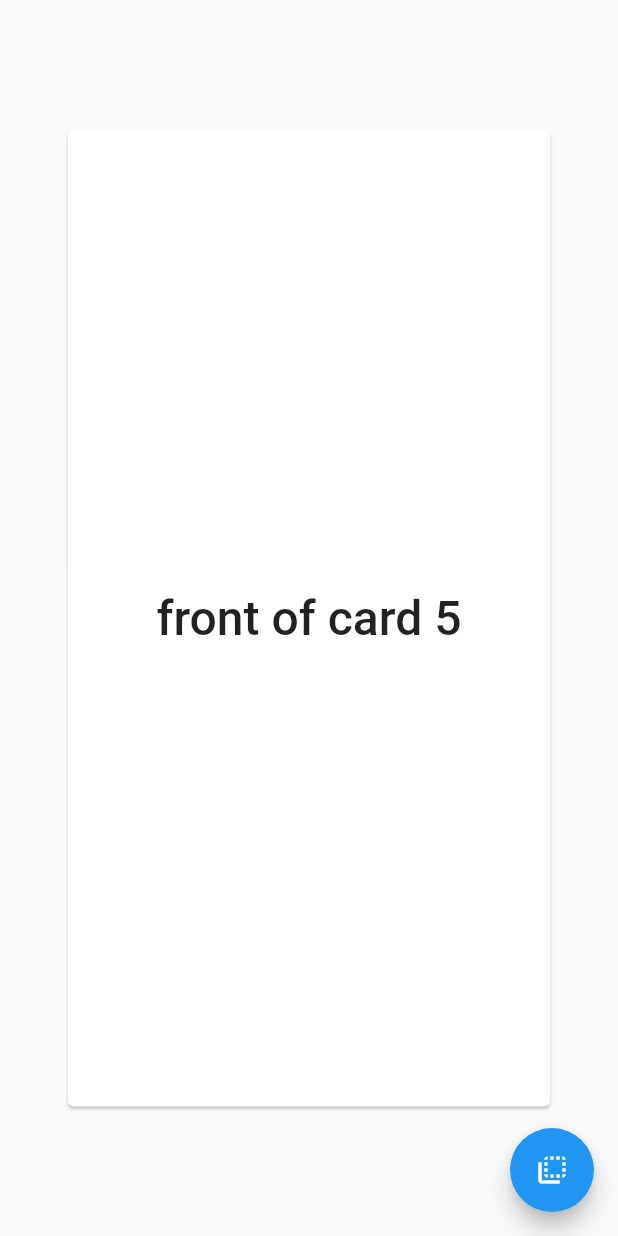
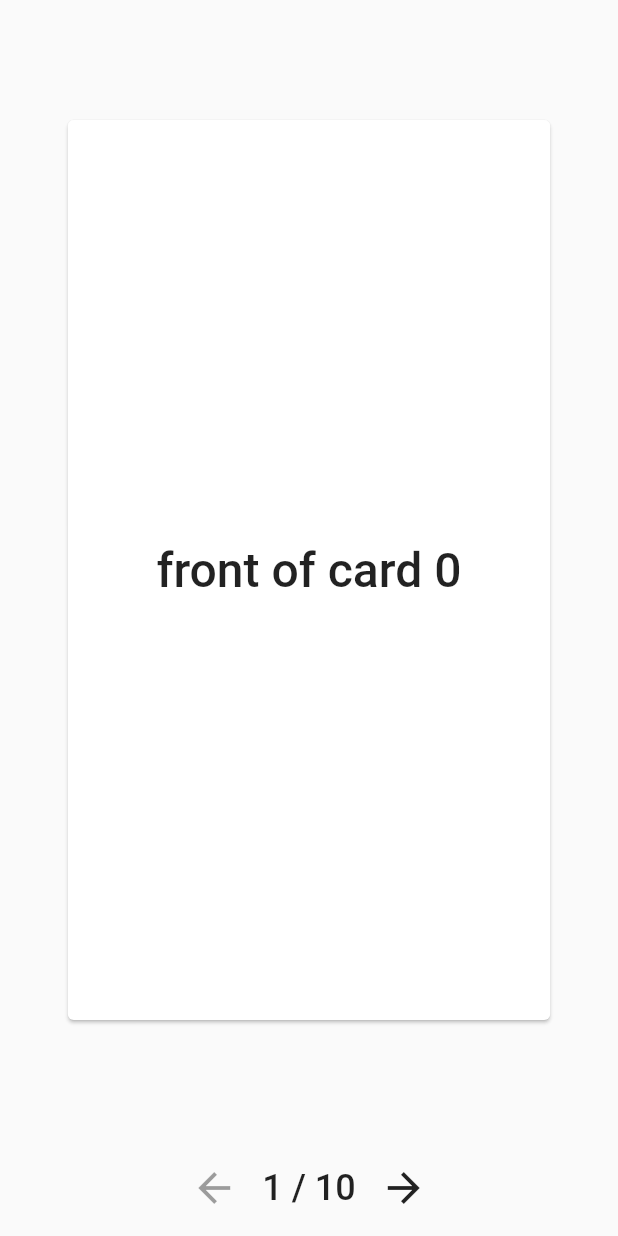
Before and after one commit to thmsdnnr/docent, a Flutter app: the screen it shows after launch, on a phone screen of 412 x 824 dp. Run offline on Flutter 3.47's test engine with Material 2 defaults, Android fonts, the phone set to English and light mode, and no system bars.

Commit message:
Now we have pagination.

```diff
--- a/lib/main.dart
+++ b/lib/main.dart
@@ -135,7 +135,6 @@ class _MyHomePageState extends State<MyHomePage> {
   FractionallySizedBox _cardToShow;
   static final Icon flipToBack = new Icon(Icons.flip_to_back);
   static final Icon flipToFront = new Icon(Icons.flip_to_front);
-  Icon _thisIcon = flipToBack;
 
   static String testDeck =
       """{"id":"the-deck-id","title":"atestdeck","tags":["some","deck","tags"],"cards":[
@@ -153,7 +152,9 @@ class _MyHomePageState extends State<MyHomePage> {
   Deck _deck = new Deck.fromJson(testDeck);
   List<FlashCard> _cardList;
   FlashCard _activeCard;
-  int _activeCardIdx = 5;
+  int _activeCardIdx = 0;
+  int _totalCardCt;
+  Icon _thisIcon;
 
   @override
   initState() {
@@ -161,6 +162,7 @@ class _MyHomePageState extends State<MyHomePage> {
     _cardList = _deck.getCards();
     _activeCard = _cardList[_activeCardIdx];
     _cardToShow = _activeCard.toWidget(sideToDisplay: _shownSide);
+    _totalCardCt = _cardList.length;
   }
 
   void _flipCard() {
@@ -172,20 +174,58 @@ class _MyHomePageState extends State<MyHomePage> {
         _shownSide = FlashCardSide.front;
         _thisIcon = flipToFront;
       }
-      _cardToShow = _activeCard.toWidget(sideToDisplay: _shownSide);
+    });
+  }
+
+  bool _canGoBack() => _activeCardIdx > 0 ? true : false;
+  bool _canGoForward() => _activeCardIdx == _totalCardCt - 1 ? false : true;
+
+  void _handleBackPress() {
+    if (!_canGoBack()) {
+      return;
+    }
+    setState(() {
+      _activeCardIdx = _activeCardIdx - 1;
+      _shownSide = FlashCardSide.front;
+    });
+  }
+
+  void _handleForwardPress() {
+    if (!_canGoForward()) {
+      return;
+    }
+    setState(() {
+      _activeCardIdx = _activeCardIdx + 1;
+      _shownSide = FlashCardSide.front;
     });
   }
 
   @override
   Widget build(BuildContext context) {
+    _activeCard = _cardList[_activeCardIdx];
+    _cardToShow = _activeCard.toWidget(sideToDisplay: _shownSide);
     return Scaffold(
       body: new Center(
+          child: new GestureDetector(
         child: _cardToShow,
-      ),
-      floatingActionButton: FloatingActionButton(
-        onPressed: _flipCard,
-        tooltip: 'Flip Card',
-        child: _thisIcon,
+        onTap: _flipCard,
+      )),
+      bottomNavigationBar: new ButtonBar(
+        mainAxisSize: MainAxisSize.min,
+        alignment: MainAxisAlignment.center,
+        children: <Widget>[
+          new IconButton(
+            icon: new Icon(Icons.arrow_back, size: 32),
+            onPressed: _canGoBack() == true ? _handleBackPress : null,
+          ),
+          Text("${_activeCardIdx + 1} / $_totalCardCt",
+              style: TextStyle(fontWeight: FontWeight.w500, fontSize: 24),
+              textAlign: TextAlign.center),
+          new IconButton(
+            icon: new Icon(Icons.arrow_forward, size: 32),
+            onPressed: _canGoForward() == true ? _handleForwardPress : null,
+          ),
+        ],
       ),
     );
   }
```
